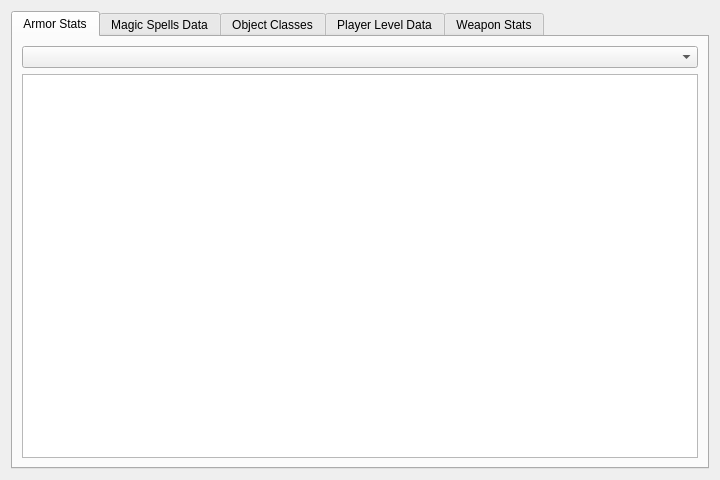
Above: Tools/KFModTool/gamedbeditwidget.ui from IvanDSM/KingsFieldRE before the change. Below: the same form after it.
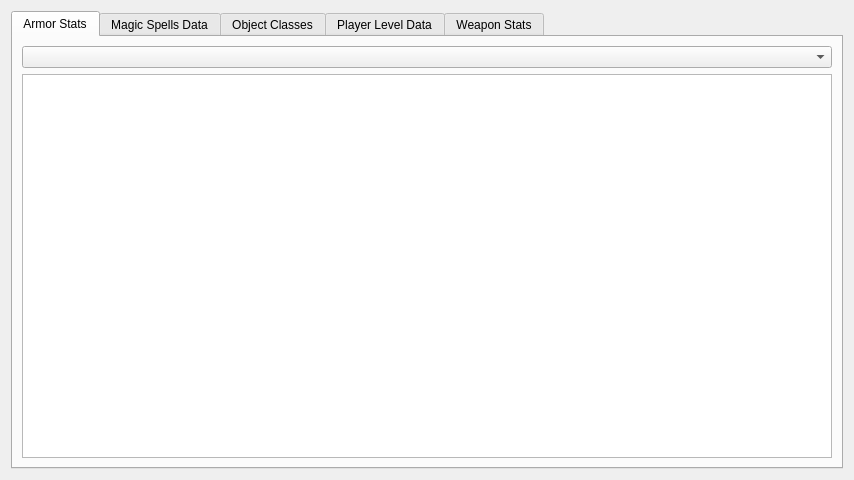
That is the form after the change. Icons and pictures are not drawn.

What changed in the file:
```diff
--- a/Tools/KFModTool/gamedbeditwidget.ui
+++ b/Tools/KFModTool/gamedbeditwidget.ui
@@ -6,7 +6,7 @@
    <rect>
     <x>0</x>
     <y>0</y>
-    <width>720</width>
+    <width>854</width>
     <height>480</height>
    </rect>
   </property>
```
Left out of the diff: 10 changed lines with no effect on the pictures.
